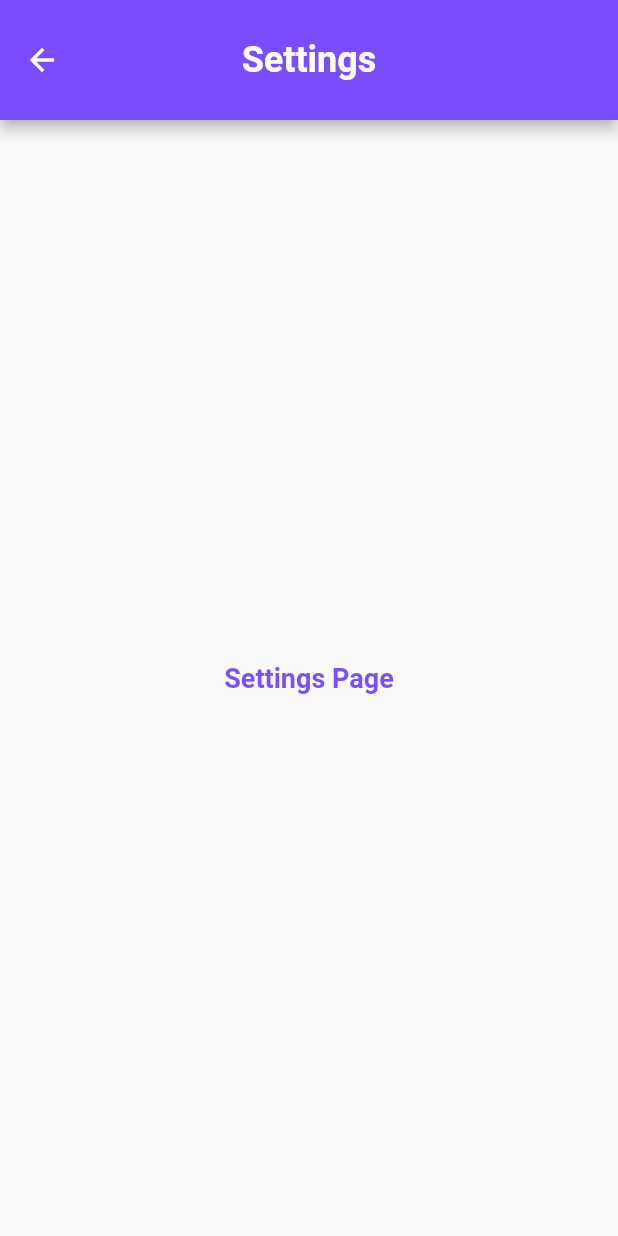
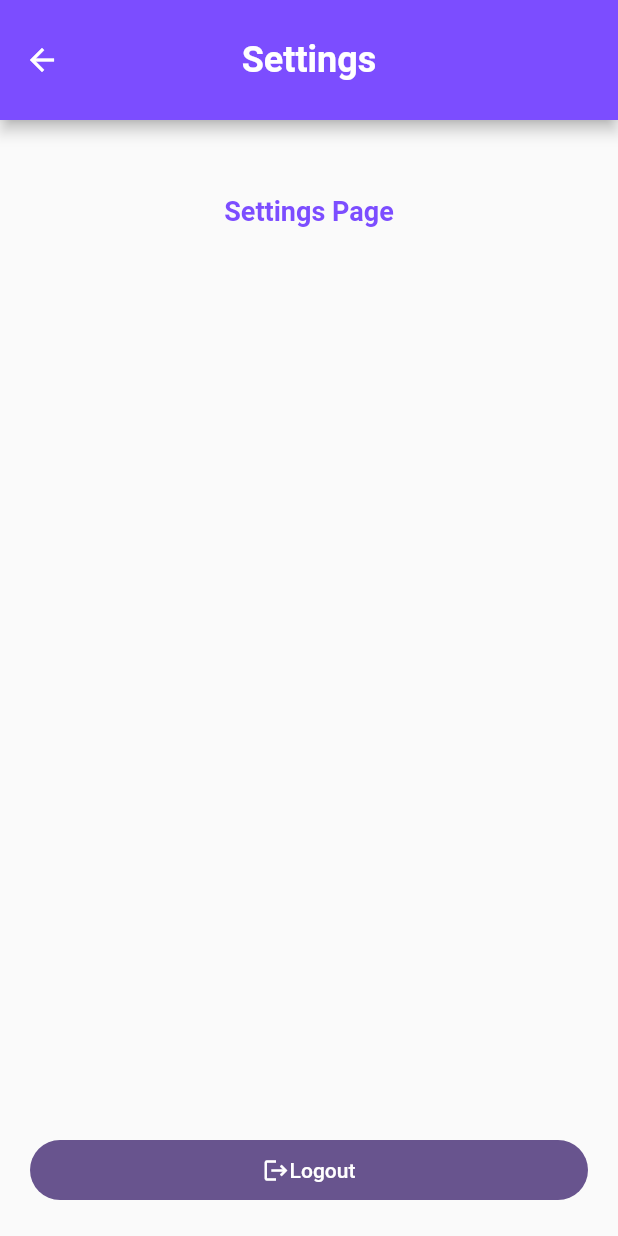
Before and after one commit to Asciugano/focus_buddy, a Flutter app: the SettingsPage screen opened directly, on a phone screen of 412 x 824 dp. Run offline on Flutter 3.47's test engine with Material 3 defaults, Android fonts, the phone set to English and light mode, and no system bars; our stand-ins replace just_audio, lottie, percent_indicator, shared_preferences, vibration; accounts and stored records are empty.

Commit message:
aggiunto il modo per fare il logout
da migliorare l ui

```diff
--- a/lib/views/pages/settings_page.dart
+++ b/lib/views/pages/settings_page.dart
@@ -1,5 +1,8 @@
 import 'package:flutter/material.dart';
 import 'package:focus_buddy/data/constaints.dart';
+import 'package:focus_buddy/data/notifiers.dart';
+import 'package:focus_buddy/views/pages/welcome_page.dart';
+import 'package:shared_preferences/shared_preferences.dart';
 
 class SettingsPage extends StatelessWidget {
   const SettingsPage({super.key});
@@ -8,7 +11,38 @@ class SettingsPage extends StatelessWidget {
   Widget build(BuildContext context) {
     return Scaffold(
       appBar: KAppBar.appBar('Settings', []),
-      body: Center(child: Text('Settings Page', style: KTextStyle.titleText(),),),
+      body: Padding(
+        padding: const EdgeInsets.all(20),
+        child: Column(
+          children: [
+            SizedBox(height: 30,),
+            Text('Settings Page', style: KTextStyle.titleText()),
+            Expanded(child: Container()),
+            SafeArea(
+              child: FilledButton(
+                onPressed: () async {
+                  final prefs = await SharedPreferences.getInstance();
+                  await prefs.setBool(KKeys.showWelcomePage, true);
+
+                  Navigator.pushAndRemoveUntil(
+                    context,
+                    MaterialPageRoute(builder: (context) => WelcomePage()),
+                    (route) => false,
+                  );
+                  currentPageNotifier.value = 0;
+                },
+                child: Row(
+                  mainAxisAlignment: MainAxisAlignment.center,
+                  children: [
+                    Icon(Icons.logout),
+                    Text('Logout'),
+                  ],
+                ),
+              ),
+            ),
+          ],
+        ),
+      ),
     );
   }
 }
--- a/lib/views/widget_tree.dart
+++ b/lib/views/widget_tree.dart
@@ -2,13 +2,11 @@ import 'package:flutter/material.dart';
 import 'package:focus_buddy/data/constaints.dart';
 import 'package:focus_buddy/data/notifiers.dart';
 import 'package:focus_buddy/views/pages/home_page.dart';
-// import 'package:focus_buddy/views/pages/profile_page.dart';
 import 'package:focus_buddy/views/pages/settings_page.dart';
 import 'package:focus_buddy/views/pages/sounds_page.dart';
 import 'package:focus_buddy/views/pages/stats_page.dart';
 import 'package:focus_buddy/views/pages/timer_page.dart';
 import 'package:focus_buddy/views/widgets/navbar_widget.dart';
-import 'package:shared_preferences/shared_preferences.dart';
 
 const List<Widget> pages = [
   HomePage(),
```
